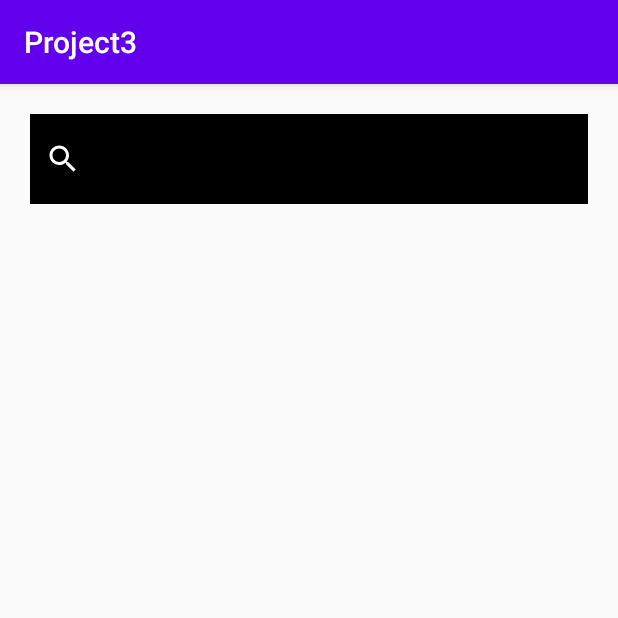
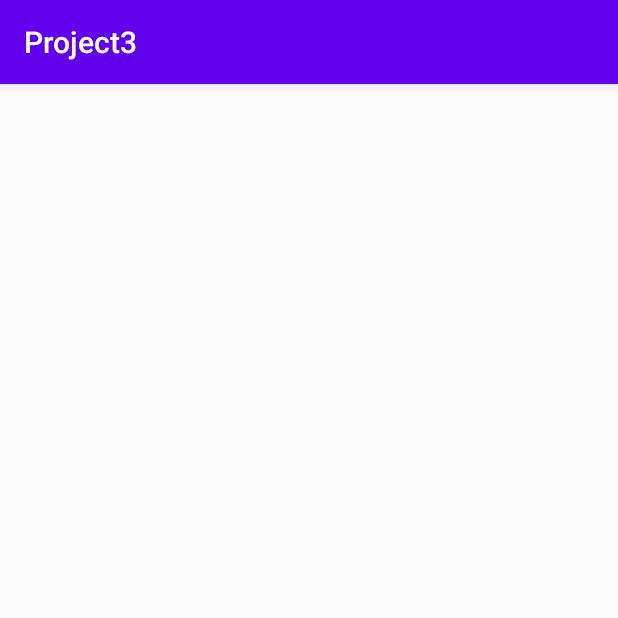
Before and after one commit to Smacias777/WarehouseApp_AndroidApp, an Android app: the Search screen opened directly, with no data from a screen before it, on a phone screen of 412 x 824 dp, the top half of it. Run offline under Robolectric (Android 15) with nearby library versions, the phone set to English and light mode, and no system bars; our stand-ins replace Firebase (no records; nobody signed in at launch, a user with empty details on screens opened directly).

```diff
--- a/app/src/main/java/com/example/project3/Search.java
+++ b/app/src/main/java/com/example/project3/Search.java
@@ -56,7 +56,7 @@ public class Search extends AppCompatActivity {
         database = FirebaseDatabase.getInstance().getReference("Items");
         recyclerView.setHasFixedSize(true);
         recyclerView.setLayoutManager(new LinearLayoutManager(this));
-        txt = (AutoCompleteTextView)findViewById(R.id.textSearch);
+        //txt = (AutoCompleteTextView)findViewById(R.id.textSearch);
 
         list = new ArrayList<>();
         final ArrayList<String> list1 = new ArrayList<>();
@@ -167,8 +167,6 @@ public class Search extends AppCompatActivity {
                         }
                     };
                     ref.addListenerForSingleValueEvent(eventListener);
-                    ArrayAdapter adapter = new ArrayAdapter(Search.this, android.R.layout.simple_list_item_1, list);
-                    txt.setAdapter(adapter);
                 }
             }
 
--- a/app/src/main/res/layout/activity_search.xml
+++ b/app/src/main/res/layout/activity_search.xml
@@ -6,24 +6,11 @@
     android:layout_height="match_parent"
     tools:context=".Search">
 
-    <AutoCompleteTextView
-        android:id="@+id/textSearch"
-        android:layout_width="match_parent"
-        android:layout_height="60dp"
-        android:layout_margin="20dp"
-        android:padding="10dp"
-        android:background="#000000"
-        android:fontFamily="serif"
-        android:textColor="#FFFFFF"
-        android:drawableStart="@drawable/ic_baseline_search_24"
-        ></AutoCompleteTextView>
-
 
     <androidx.recyclerview.widget.RecyclerView
         android:id="@+id/listData"
         android:layout_width="match_parent"
         android:layout_height="wrap_content"
-        android:layout_below="@id/textSearch"
         android:layout_margin="20dp"
         ></androidx.recyclerview.widget.RecyclerView>
 
```
